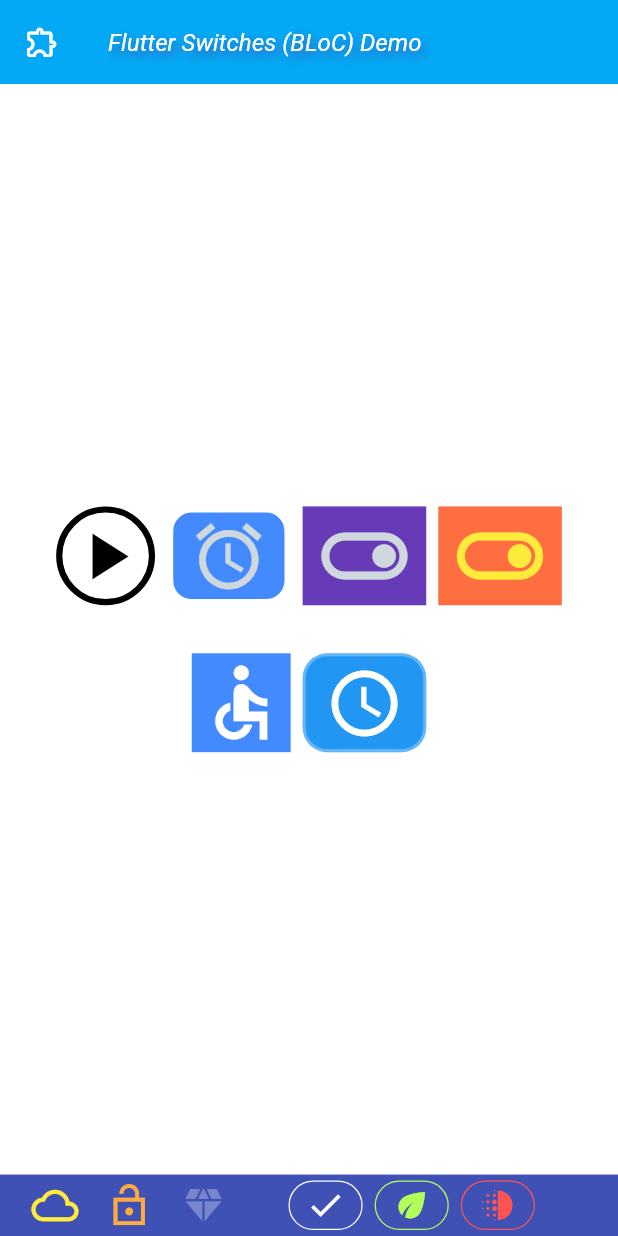
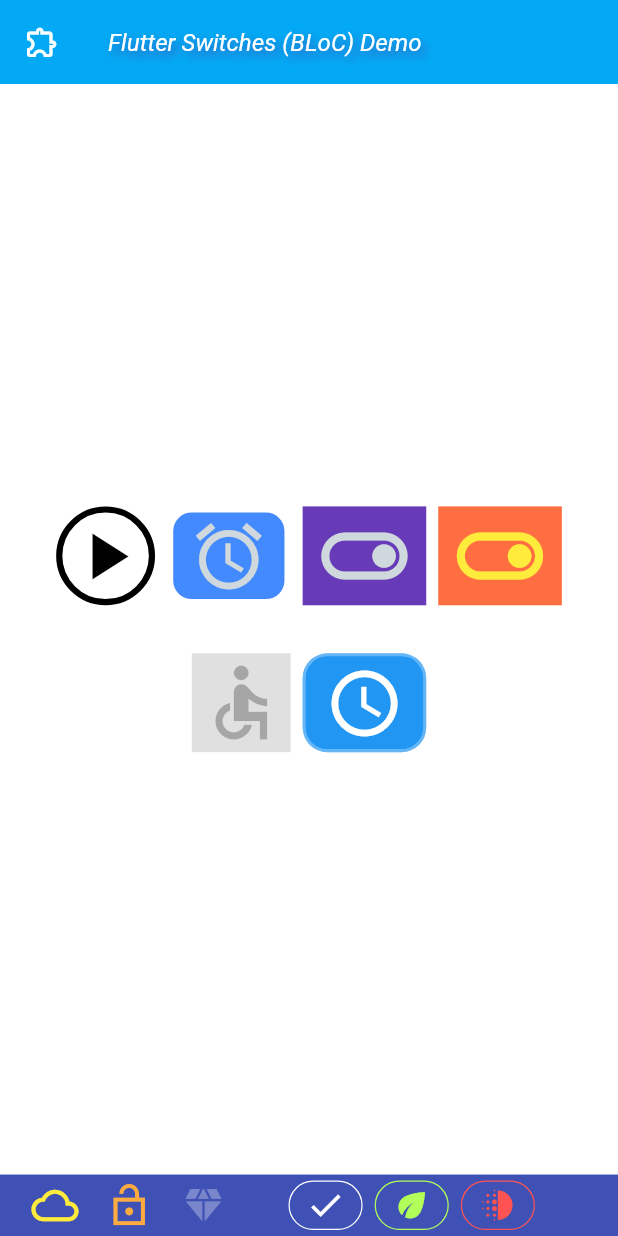
Before and after one commit to mk590901/Event-driven-BLoC-s-switch-widgets, a Flutter app: the screen it shows after launch, item 2 of the bottom bar chosen, after a tap on the "access time" icon, after a tap on the "cloud off" icon, on a phone screen of 412 x 824 dp. Run offline on Flutter 3.47's test engine with Material 3 defaults, Android fonts, the phone set to English and light mode, and no system bars; our stand-ins replace flutter_bloc.

Commit message:
Refactoring: FlatAdvancedSwitch class was updated.

```diff
--- a/lib/blocks/switch_advanced_bloc.dart
+++ b/lib/blocks/switch_advanced_bloc.dart
@@ -19,6 +19,12 @@ class SwitchAdvancedBloc extends Bloc<Event, SwitchAdvancedState> {
     on<Up>((event, emit) {
       done(event, emit);
     });
+    on<Enable>((event, emit) {
+      done(event, emit);
+    });
+    on<Disable>((event, emit) {
+      done(event, emit);
+    });
   }
 
   void done(Event event, Emitter<SwitchAdvancedState> emit) {
--- a/lib/main.dart
+++ b/lib/main.dart
@@ -90,7 +90,7 @@ class SwitchHomePage extends StatelessWidget {
           purple.click();
         });
 
-    FlatAdvancedRoundedSwitch blueAdvanced = FlatAdvancedRoundedSwitch(
+    FlatAdvancedRoundedSwitch blueRoundedAdvanced = FlatAdvancedRoundedSwitch(
         width: 20,
         height: 16,
         borderWidth: 0.5,
@@ -111,6 +111,28 @@ class SwitchHomePage extends StatelessWidget {
           yellow.enable();
           purple.click();
         });
+
+    FlatAdvancedSwitch blueAdvanced =FlatAdvancedSwitch(
+      width: 16,
+      height: 16,
+      canvasFColor: Colors.blueAccent,
+      canvasTColor: Colors.indigo,
+      canvasDColor: Colors.blueGrey,
+      canvasUColor: Colors.teal,
+      imageFColor: Colors.white,
+      imageTColor: Colors.white30,
+      imageDColor: Colors.amber,
+      imageUColor: Colors.amberAccent,
+      T: Icons.accessible_forward_sharp,
+      F: Icons.accessible_sharp,
+      onUpAction: () {
+        purple.enable();
+        blueRoundedAdvanced.click();
+      },
+      onDownAction: () {
+        purple.disable();
+      },
+    );
 
     FlatRoundedSwitch redRoundedBottom = FlatRoundedSwitch(
         width: 12,
@@ -150,23 +172,8 @@ class SwitchHomePage extends StatelessWidget {
                 height: 16,
               ),
               ButtonBar(alignment: MainAxisAlignment.center, children: <Widget>[
-                FlatAdvancedSwitch(
-                    width: 16,
-                    height: 16,
-                    canvasFColor: Colors.blueAccent,
-                    canvasTColor: Colors.indigo,
-                    canvasDColor: Colors.blueGrey,
-                    canvasUColor: Colors.teal,
-                    imageFColor: Colors.white,
-                    imageTColor: Colors.white30,
-                    imageDColor: Colors.amber,
-                    imageUColor: Colors.amberAccent,
-                    T: Icons.accessible_forward_sharp,
-                    F: Icons.accessible_sharp,
-                    onAction: () {
-                      blueAdvanced.click();
-                    }),
                 blueAdvanced,
+                blueRoundedAdvanced,
               ]),
             ],
           ),
@@ -183,14 +190,18 @@ class SwitchHomePage extends StatelessWidget {
                 iconColor: Colors.yellow,
                 T: Icons.cloud_queue_sharp,
                 F: Icons.cloud_off_sharp,
-                onAction: () {}),
+                onAction: () {
+                  blueAdvanced.disable();
+                }),
             FlatSwitch(
                 width: 12,
                 height: 8,
                 iconColor: Colors.orangeAccent,
                 T: Icons.lock_open_sharp,
                 F: Icons.lock_outline_sharp,
-                onAction: () {}),
+                onAction: () {
+                  blueAdvanced.enable();
+                }),
             FlatAdvancedSwitch(
                 width: 12,
                 height: 8,
@@ -198,7 +209,7 @@ class SwitchHomePage extends StatelessWidget {
                 imageTColor: Colors.white70,
                 T: Icons.diamond_outlined,
                 F: Icons.diamond_sharp,
-                onAction: () {}),
+                onUpAction: () {}),
             const SizedBox(
               width: 32,
             ),
--- a/lib/state_machines/switch_advanced_state_machine.dart
+++ b/lib/state_machines/switch_advanced_state_machine.dart
@@ -12,13 +12,23 @@ class SwitchAdvancedStateMachine extends BasicStateMachine {
   @override
   void create() {
     states_[state_(SwitchAdvancedStates.off)] = State([
+      Trans(Disable(), state_(SwitchAdvancedStates.disabled_off), OnDisableOff()),
       Trans(Reset(),  state_(SwitchAdvancedStates.off), OnNothing()),
       Trans(Down(),   state_(SwitchAdvancedStates.off2on), OnDown())
     ]);
 
     states_[state_(SwitchAdvancedStates.on)] = State([
+      Trans(Disable(), state_(SwitchAdvancedStates.disabled_on), OnDisableOn()),
       Trans(Reset(),  state_(SwitchAdvancedStates.off), OnNothing()),
       Trans(Down(),   state_(SwitchAdvancedStates.on2off), OnDown())
+    ]);
+
+    states_[state_(SwitchAdvancedStates.disabled_off)] = State([
+      Trans(Enable(), state_(SwitchAdvancedStates.off), OnEnableOff()),
+    ]);
+
+    states_[state_(SwitchAdvancedStates.disabled_on)] = State([
+      Trans(Enable(), state_(SwitchAdvancedStates.on), OnEnableOn()),
     ]);
 
     states_[state_(SwitchAdvancedStates.off2on)] = State([
--- a/lib/states/switch_advanced_state.dart
+++ b/lib/states/switch_advanced_state.dart
@@ -1,4 +1,4 @@
-enum SwitchAdvancedStates { off, on, off2on, on2off }
+enum SwitchAdvancedStates { off, on, off2on, on2off, disabled_off, disabled_on }
 
 int state_(SwitchAdvancedStates state) {
   return state.index;
--- a/lib/widgets/flat_advanced_switch.dart
+++ b/lib/widgets/flat_advanced_switch.dart
@@ -18,13 +18,18 @@ class FlatAdvancedSwitch extends StatelessWidget implements IClick {
   final Color imageFColor;
   final Color imageDColor;
   final Color imageUColor;
+  final Color canvasDisabledColor;
+  final Color iconDisabledColor;
   final double width;
   final double height;
   final IconData? T;
   final IconData? F;
-  final VoidCallback? onAction;
+  final VoidCallback? onDownAction;
+  final VoidCallback? onUpAction;
 
   late GestureDetector gestureDetector;
+
+  late SwitchAdvancedBloc switchBloc;
 
   FlatAdvancedSwitch({
     super.key,
@@ -38,9 +43,12 @@ class FlatAdvancedSwitch extends StatelessWidget implements IClick {
     this.imageFColor = Colors.black,
     this.imageDColor = Colors.black,
     this.imageUColor = Colors.black,
+    this.canvasDisabledColor = Colors.black12,
+    this.iconDisabledColor = Colors.black26,
     this.T = Icons.toggle_on_outlined,
     this.F = Icons.toggle_off_outlined,
-    this.onAction,
+    this.onUpAction,
+    this.onDownAction,
   });
 
   @override
@@ -48,32 +56,58 @@ class FlatAdvancedSwitch extends StatelessWidget implements IClick {
     gestureDetector.onTap?.call();
   }
 
+  void reset() {
+    try {
+      switchBloc.add(Reset());
+    } catch (exception) {
+      debugPrint("******* reset error *******");
+    }
+  }
+
+  void enable() {
+    try {
+      switchBloc.add(Enable());
+    } catch (exception) {
+      debugPrint("******* enable error *******");
+    }
+  }
+
+  void disable() {
+    try {
+      switchBloc.add(Disable());
+    } catch (exception) {
+      debugPrint("******* disable error *******");
+    }
+  }
   @override
   Widget build(BuildContext context) {
     SizeConfig().init(context);
     return BlocProvider<SwitchAdvancedBloc>(
-      create: (_) => SwitchAdvancedBloc(SwitchAdvancedState(SwitchAdvancedStates.off)),
+      //create: (_) => SwitchAdvancedBloc(SwitchAdvancedState(SwitchAdvancedStates.off)),
+      create: (_) {
+        switchBloc = SwitchAdvancedBloc(SwitchAdvancedState(SwitchAdvancedStates.off));
+        return switchBloc;
+      },
       child: BlocBuilder<SwitchAdvancedBloc, SwitchAdvancedState>(builder: (context, state) {
         gestureDetector = GestureDetector(
-          onTapDown: (details) {
+          onTapDown: (_) {
             context.read<SwitchAdvancedBloc>().add(Down(uuid));
-            //onAction?.call();
+            onDownAction?.call();
           },
-          onTapUp: (details) {
+          onTapUp: (_) {
             context.read<SwitchAdvancedBloc>().add(Up(uuid));
-            onAction?.call();
+            onUpAction?.call();
           },
           onTapCancel: () {
             context.read<SwitchAdvancedBloc>().add(Up(uuid));
-          }
-          ,
+          },
           child: Container(
             width: w_(width),
             height: h_(height),
-            color: canvasColor(state.state()),
+            color: getCanvasColor(state.state()),
             child: Center(
-              child: Icon(state.state() == SwitchAdvancedStates.off ? F : T,
-                  size: h_(height * iconSize(state.state())), color: iconColor(state.state())),
+              child: Icon(getIcon(state.state()),
+                  size: h_(height * iconSize(state.state())), color: getIconColor(state.state())),
             ),
           ),
         );
@@ -82,7 +116,7 @@ class FlatAdvancedSwitch extends StatelessWidget implements IClick {
     );
   }
 
-  Color? iconColor(SwitchAdvancedStates state) {
+  Color? getIconColor(SwitchAdvancedStates state) {
     Color? result = imageFColor;
     switch(state) {
       case SwitchAdvancedStates.off:
@@ -97,12 +131,16 @@ class FlatAdvancedSwitch extends StatelessWidget implements IClick {
       case SwitchAdvancedStates.on2off:
         result = imageDColor;
         break;
+      case SwitchAdvancedStates.disabled_off:
+      case SwitchAdvancedStates.disabled_on:
+        result = iconDisabledColor;
+        break;
       default:
     }
     return result;
   }
 
-  num iconSize(SwitchAdvancedStates state) {
+  double iconSize(SwitchAdvancedStates state) {
     double result = 0.9;
     switch(state) {
       case SwitchAdvancedStates.off:
@@ -118,7 +156,23 @@ class FlatAdvancedSwitch extends StatelessWidget implements IClick {
     return result;
   }
 
-  canvasColor(SwitchAdvancedStates state) {
+  IconData? getIcon(SwitchAdvancedStates state) {
+    IconData? result = F;
+    switch (state) {
+      case SwitchAdvancedStates.off:
+      case SwitchAdvancedStates.disabled_off:
+        result = F;
+        break;
+      case SwitchAdvancedStates.on:
+      case SwitchAdvancedStates.disabled_on:
+        result = T;
+        break;
+      default:
+    }
+    return result;
+  }
+
+  Color? getCanvasColor(SwitchAdvancedStates state) {
     Color? result = canvasFColor;
     switch(state) {
       case SwitchAdvancedStates.off:
@@ -133,6 +187,10 @@ class FlatAdvancedSwitch extends StatelessWidget implements IClick {
       case SwitchAdvancedStates.on2off:
         result = canvasDColor;
         break;
+      case SwitchAdvancedStates.disabled_off:
+      case SwitchAdvancedStates.disabled_on:
+        result = canvasDisabledColor;
+        break;
       default:
     }
     return result;
--- a/lib/widgets/flat_rounded_switch.dart
+++ b/lib/widgets/flat_rounded_switch.dart
@@ -96,7 +96,7 @@ class FlatRoundedSwitch extends StatelessWidget implements IClick {
               color: getCanvasColor(state.state()),
               borderRadius: BorderRadius.circular(borderRadius_!),
               border: Border.all(
-                  color: /*borderColor*/ getBorderColor(state.state()),
+                  color: getBorderColor(state.state()),
                   width: borderWidth_!),
             ),
             child: Center(
```
